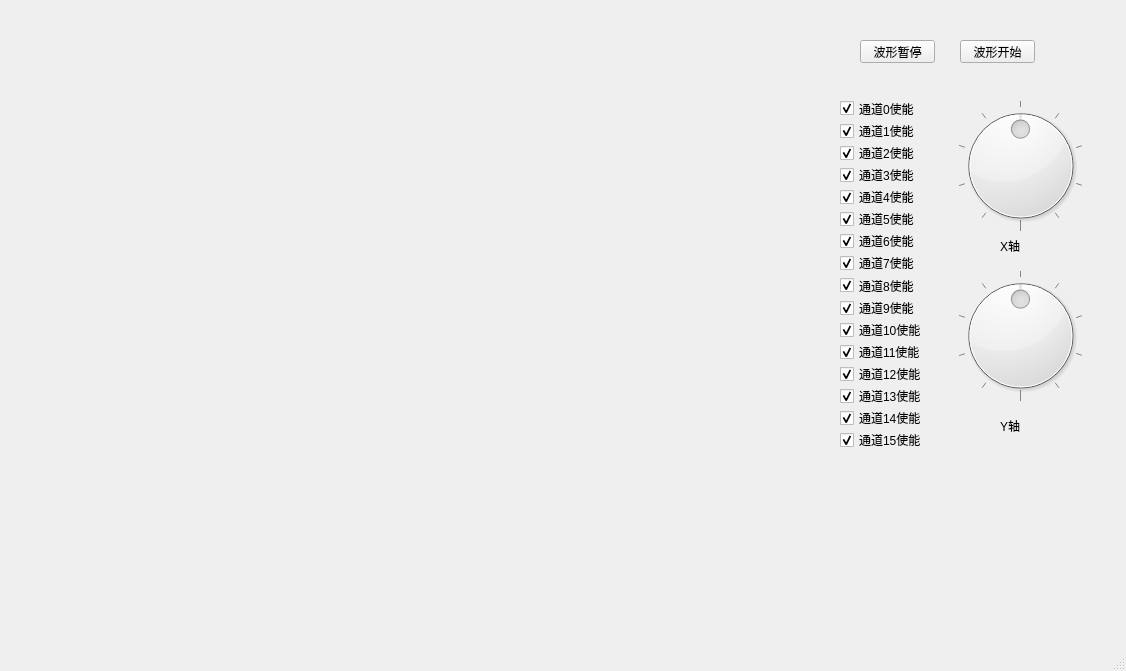
First picture: the form in wave/mainwindow.ui, repository fengbaochun/softwareToolBox, before the edit.
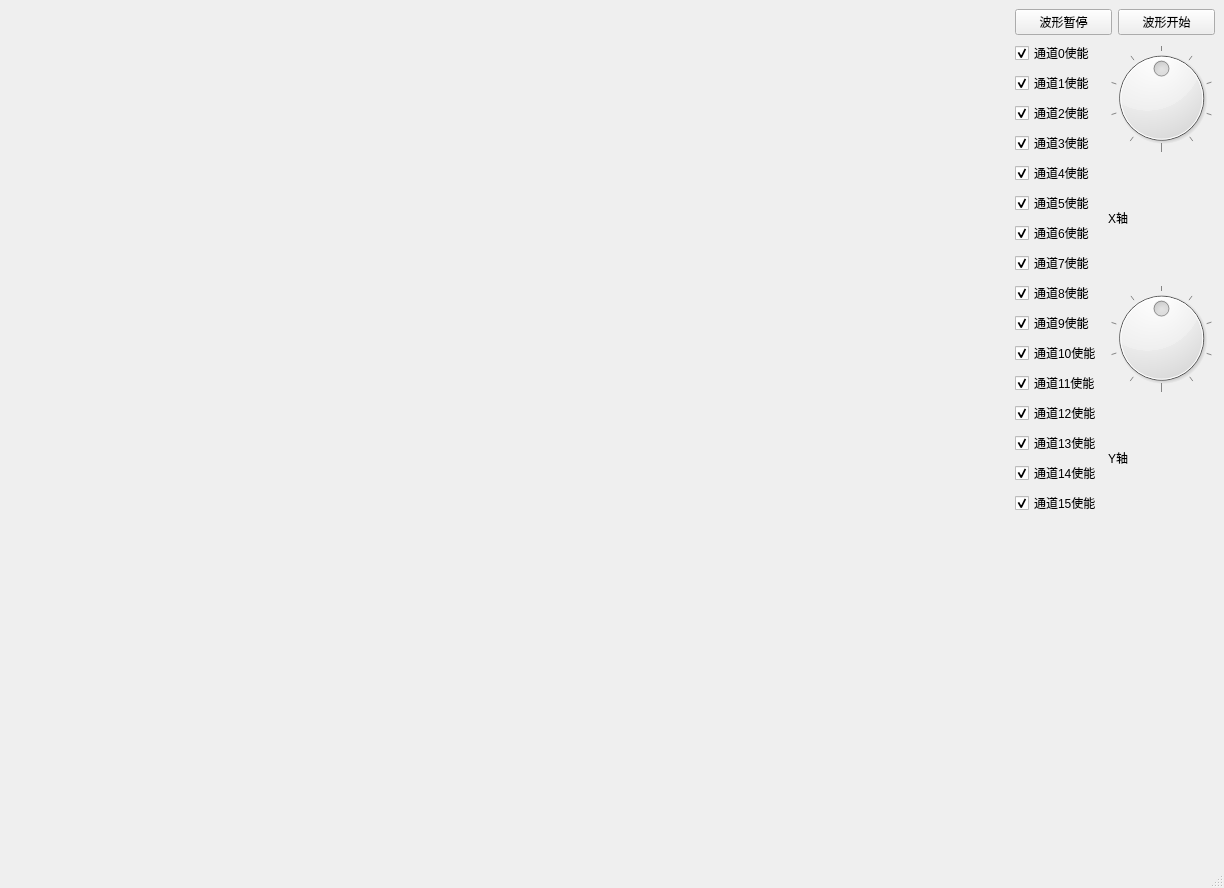
Second picture: the form after the edit.

Commit message: 修改UI

```diff
--- a/wave/mainwindow.ui
+++ b/wave/mainwindow.ui
@@ -6,141 +6,52 @@
    <rect>
     <x>0</x>
     <y>0</y>
-    <width>1126</width>
-    <height>671</height>
+    <width>1224</width>
+    <height>888</height>
    </rect>
   </property>
   <property name="windowTitle">
    <string>MainWindow</string>
   </property>
   <widget class="QWidget" name="centralwidget">
+   <layout class="QGridLayout" name="gridLayout">
+    <item row="0" column="0">
+     <layout class="QHBoxLayout" name="horizontalLayout_2">
+      <item>
    <widget class="QWidget" name="widget" native="true">
-    <property name="geometry">
-     <rect>
-      <x>9</x>
-      <y>9</y>
-      <width>821</width>
-      <height>631</height>
-     </rect>
-    </property>
     <property name="minimumSize">
      <size>
-      <width>700</width>
+          <width>1000</width>
       <height>500</height>
      </size>
     </property>
    </widget>
-   <widget class="QDial" name="dial_X">
-    <property name="geometry">
-     <rect>
-      <x>950</x>
-      <y>100</y>
-      <width>141</width>
-      <height>131</height>
-     </rect>
-    </property>
-    <property name="maximum">
-     <number>10</number>
-    </property>
-    <property name="value">
-     <number>5</number>
-    </property>
-    <property name="invertedAppearance">
-     <bool>false</bool>
-    </property>
-    <property name="invertedControls">
-     <bool>false</bool>
-    </property>
-    <property name="wrapping">
-     <bool>true</bool>
-    </property>
-    <property name="notchesVisible">
-     <bool>true</bool>
-    </property>
-   </widget>
-   <widget class="QDial" name="dial_Y">
-    <property name="geometry">
-     <rect>
-      <x>950</x>
-      <y>270</y>
-      <width>141</width>
-      <height>131</height>
-     </rect>
-    </property>
-    <property name="maximum">
-     <number>10</number>
-    </property>
-    <property name="value">
-     <number>5</number>
-    </property>
-    <property name="wrapping">
-     <bool>true</bool>
-    </property>
-    <property name="notchesVisible">
-     <bool>true</bool>
-    </property>
-   </widget>
-   <widget class="QLabel" name="label">
-    <property name="geometry">
-     <rect>
-      <x>1000</x>
-      <y>240</y>
-      <width>54</width>
-      <height>12</height>
-     </rect>
-    </property>
-    <property name="text">
-     <string>X轴</string>
-    </property>
-   </widget>
-   <widget class="QLabel" name="label_2">
-    <property name="geometry">
-     <rect>
-      <x>1000</x>
-      <y>420</y>
-      <width>54</width>
-      <height>12</height>
-     </rect>
-    </property>
-    <property name="text">
-     <string>Y轴</string>
-    </property>
-   </widget>
+      </item>
+      <item>
+       <layout class="QVBoxLayout" name="verticalLayout_5">
+        <item>
+         <layout class="QVBoxLayout" name="verticalLayout_4">
+          <item>
+           <layout class="QHBoxLayout" name="horizontalLayout">
+            <item>
    <widget class="QPushButton" name="pushButton_pause">
-    <property name="geometry">
-     <rect>
-      <x>860</x>
-      <y>40</y>
-      <width>75</width>
-      <height>23</height>
-     </rect>
-    </property>
     <property name="text">
      <string>波形暂停</string>
     </property>
    </widget>
+            </item>
+            <item>
    <widget class="QPushButton" name="pushButton_start">
-    <property name="geometry">
-     <rect>
-      <x>960</x>
-      <y>40</y>
-      <width>75</width>
-      <height>23</height>
-     </rect>
-    </property>
     <property name="text">
      <string>波形开始</string>
     </property>
    </widget>
-   <widget class="QWidget" name="">
-    <property name="geometry">
-     <rect>
-      <x>840</x>
-      <y>100</y>
-      <width>85</width>
-      <height>348</height>
-     </rect>
-    </property>
+            </item>
+           </layout>
+          </item>
+          <item>
+           <layout class="QFormLayout" name="formLayout">
+            <item row="0" column="0">
     <layout class="QVBoxLayout" name="verticalLayout">
      <item>
       <widget class="QCheckBox" name="checkBox_0">
@@ -303,7 +214,85 @@
       </widget>
      </item>
     </layout>
-   </widget>
+            </item>
+            <item row="0" column="1">
+             <layout class="QVBoxLayout" name="verticalLayout_3">
+              <item>
+               <widget class="QDial" name="dial_X">
+                <property name="maximum">
+                 <number>10</number>
+                </property>
+                <property name="value">
+                 <number>5</number>
+                </property>
+                <property name="invertedAppearance">
+                 <bool>false</bool>
+                </property>
+                <property name="invertedControls">
+                 <bool>false</bool>
+                </property>
+                <property name="wrapping">
+                 <bool>true</bool>
+                </property>
+                <property name="notchesVisible">
+                 <bool>true</bool>
+                </property>
+               </widget>
+              </item>
+              <item>
+               <widget class="QLabel" name="label">
+                <property name="text">
+                 <string>X轴</string>
+                </property>
+               </widget>
+              </item>
+              <item>
+               <widget class="QDial" name="dial_Y">
+                <property name="maximum">
+                 <number>10</number>
+                </property>
+                <property name="value">
+                 <number>5</number>
+                </property>
+                <property name="wrapping">
+                 <bool>true</bool>
+                </property>
+                <property name="notchesVisible">
+                 <bool>true</bool>
+                </property>
+               </widget>
+              </item>
+              <item>
+               <widget class="QLabel" name="label_2">
+                <property name="text">
+                 <string>Y轴</string>
+                </property>
+               </widget>
+              </item>
+             </layout>
+            </item>
+           </layout>
+          </item>
+         </layout>
+        </item>
+        <item>
+         <spacer name="verticalSpacer">
+          <property name="orientation">
+           <enum>Qt::Vertical</enum>
+          </property>
+          <property name="sizeHint" stdset="0">
+           <size>
+            <width>20</width>
+            <height>300</height>
+           </size>
+          </property>
+         </spacer>
+        </item>
+       </layout>
+      </item>
+     </layout>
+    </item>
+   </layout>
   </widget>
   <widget class="QMenuBar" name="menubar">
    <property name="geometry">
```
Left out of the diff: 4 changed lines with no effect on the pictures. Lines whose indentation alone changed are shown as unchanged.
